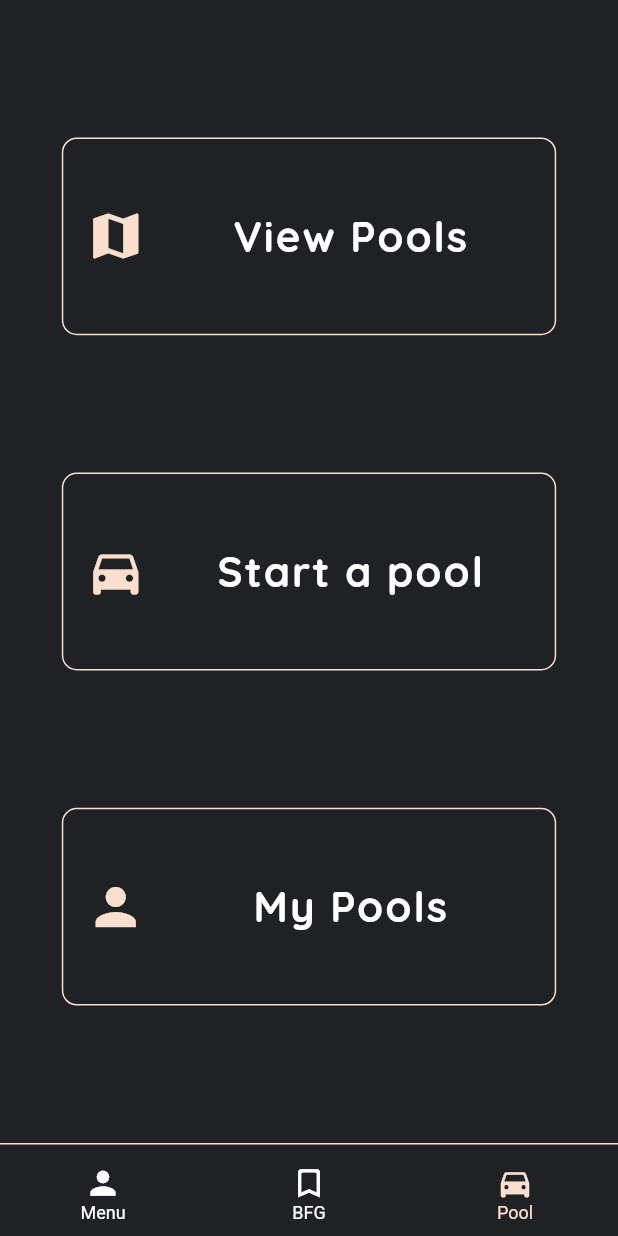
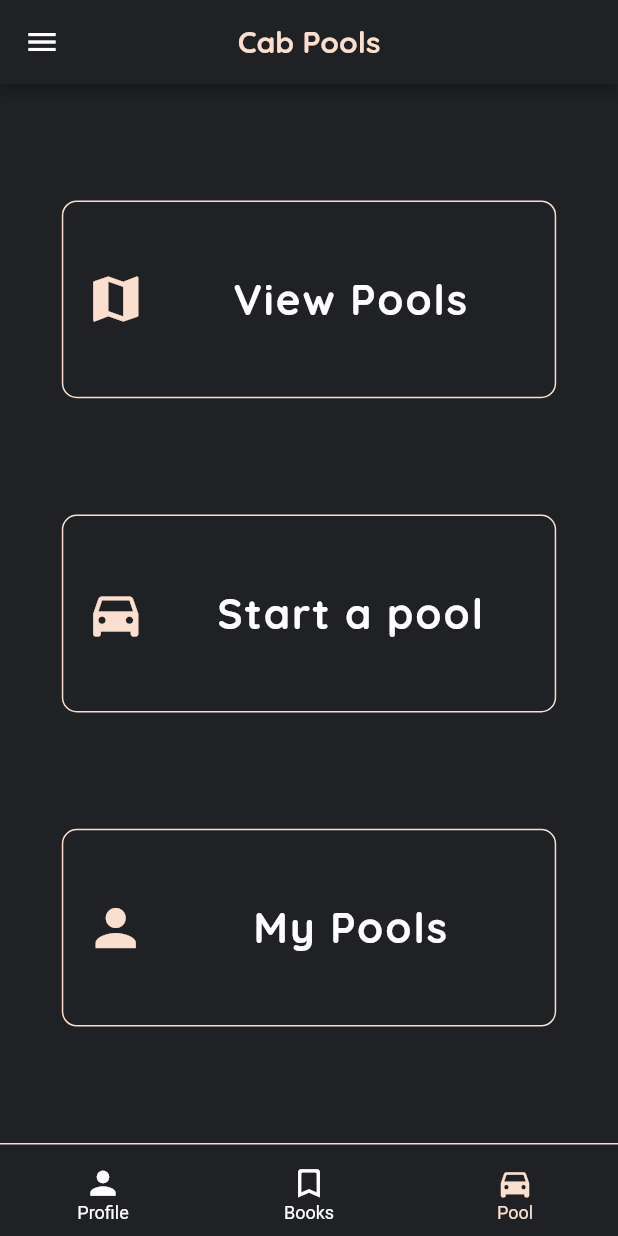
Before and after one commit to Maverick-Wolf/bfg, a Flutter app: the MainHome screen opened by its route, swiped to page 3, on a phone screen of 412 x 824 dp. Run offline on Flutter 3.47's test engine with Material 2 defaults, Android fonts, the phone set to English and light mode, and no system bars; our stand-ins replace animated_text_kit, cloud_firestore, firebase_auth, firebase_core, flutter_datetime_picker; accounts and stored records are empty.

Commit message:
made UI/UX changes

```diff
--- a/lib/screens/cabpools/listings/my_listings.dart
+++ b/lib/screens/cabpools/listings/my_listings.dart
@@ -68,8 +68,8 @@ class _MyPoolListingsState extends State<MyPoolListings> {
 
   getPools(AsyncSnapshot<QuerySnapshot> snapshot) {
     String contactPreference = "Whatsapp";
-    List phoneNumbers = [];
     return snapshot.data!.docs.map((DocumentSnapshot document) {
+      List phoneNumbers = [];
       Map<String, dynamic> data = document.data()! as Map<String, dynamic>;
       for (Map map in data['pools']) {
         phoneNumbers.add(map['phone']);
--- a/lib/screens/cabpools/pool_home.dart
+++ b/lib/screens/cabpools/pool_home.dart
@@ -1,4 +1,5 @@
 import 'package:bfg/theme.dart';
+import 'package:bfg/widgets/drawer.dart';
 import 'package:flutter/material.dart';
 
 final OurTheme _theme = OurTheme();
@@ -12,6 +13,18 @@ class PoolHome extends StatelessWidget {
     double width = MediaQuery.of(context).size.width;
     return SafeArea(
       child: Scaffold(
+        appBar: AppBar(
+          backgroundColor: _theme.primaryColor,
+          centerTitle: true,
+          title: Text(
+            "Cab Pools",
+            style: TextStyle(
+                fontFamily: _theme.font,
+                fontWeight: FontWeight.bold,
+                color: _theme.secondaryColor),
+          ),
+        ),
+        drawer: const DrawerClass(),
         backgroundColor: _theme.primaryColor,
         body: Center(
           child: Column(
--- a/lib/screens/main_home.dart
+++ b/lib/screens/main_home.dart
@@ -38,8 +38,6 @@ class _MainHomeState extends State<MainHome> {
     final OurTheme _theme = OurTheme();
     return SafeArea(
       child: Scaffold(
-        key: _scaffoldKey,
-        drawer: const DrawerClass(),
         backgroundColor: _theme.primaryColor,
         bottomNavigationBar: Container(
           decoration: BoxDecoration(
@@ -55,16 +53,12 @@ class _MainHomeState extends State<MainHome> {
             child: BottomNavigationBar(
               currentIndex: _selectedIndex,
               onTap: (index) {
-                if (index == 0) {
-                  _scaffoldKey.currentState?.openDrawer();
-                } else {
                 _pageController.animateToPage(index,
                     duration: const Duration(milliseconds: 250),
                     curve: Curves.linear);
                 setState(() {
                   _selectedIndex = index;
                 });
-                }
               },
               backgroundColor: _theme.primaryColor,
               items: const [
@@ -72,12 +66,12 @@ class _MainHomeState extends State<MainHome> {
                     icon: Icon(
                       Icons.person,
                     ),
-                    label: "Menu"),
+                    label: "Profile"),
                 BottomNavigationBarItem(
                     icon: Icon(
                       Icons.bookmark_outline_rounded,
                     ),
-                    label: "BFG"),
+                    label: "Books"),
                 BottomNavigationBarItem(
                     icon: Icon(
                       Icons.directions_car,
@@ -97,9 +91,6 @@ class _MainHomeState extends State<MainHome> {
           controller: _pageController,
           children: _pages,
           onPageChanged: (index) {
-            if (index == 0) {
-              _scaffoldKey.currentState?.openDrawer();
-            }
             setState(() {
               _selectedIndex = index;
             });
```
Also changed, not shown: lib/screens/bfg/bfg_home.dart (+11 -0 lines), lib/screens/donation_page.dart (+6 -4 lines), lib/screens/user/profile.dart (+34 -19 lines), lib/widgets/drawer.dart (+23 -48 lines). Lines whose indentation alone changed are shown as unchanged.
